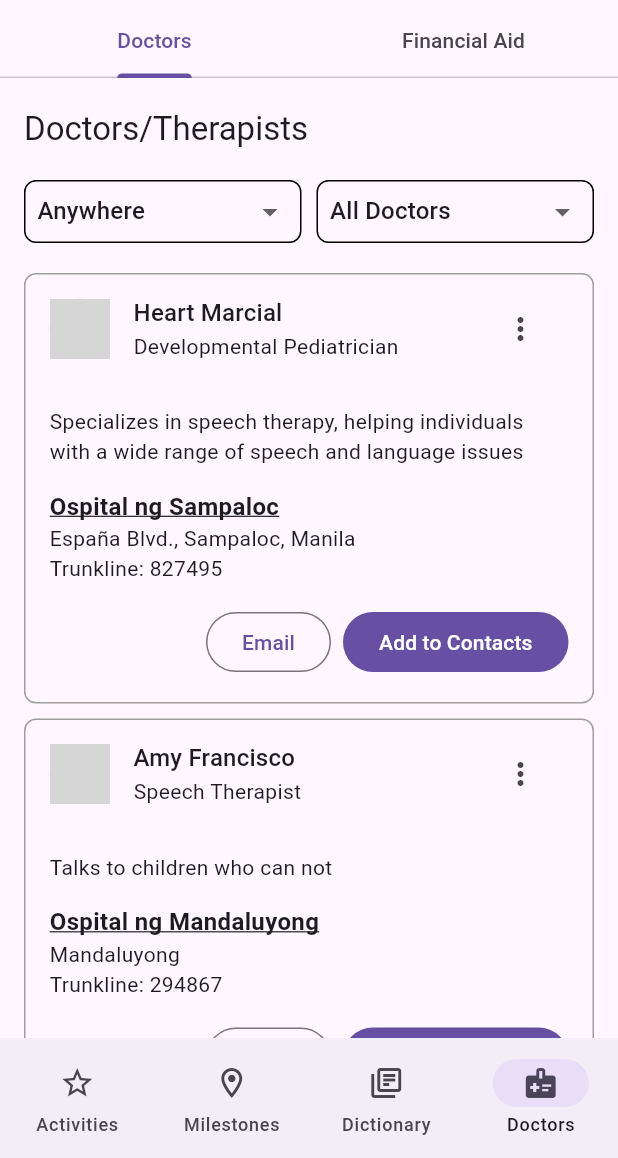
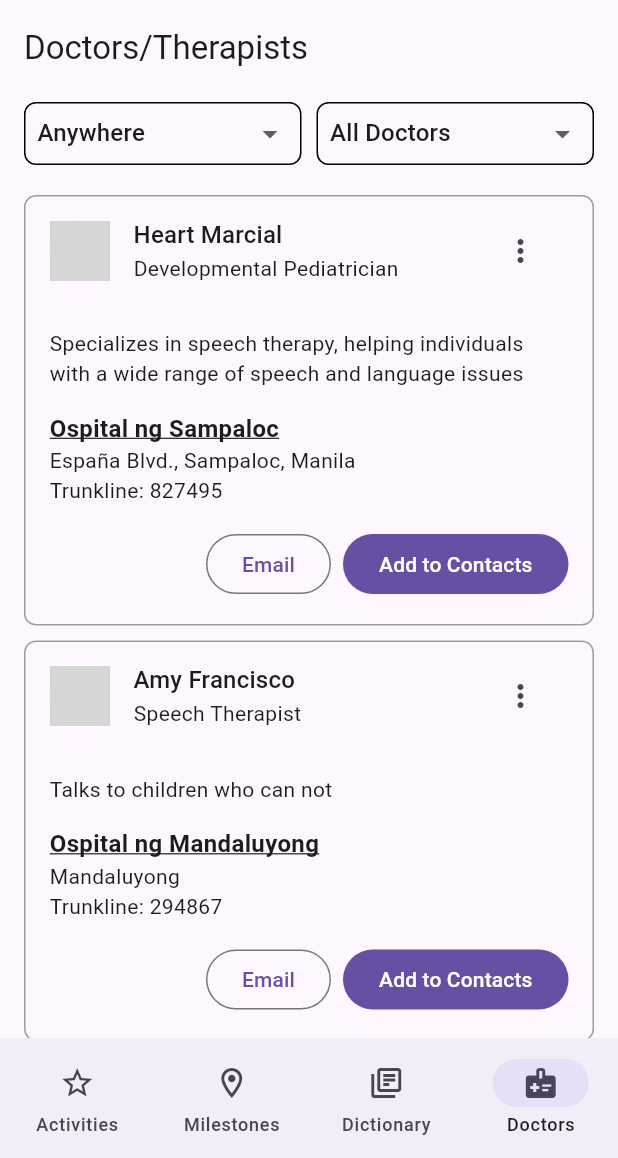
Before and after one commit to amyr11/asdigi, a Flutter app: the screen it shows once a user with an empty profile is signed in, item 4 of the bottom bar chosen, on a phone screen of 412 x 824 dp, the part 78-1236 px from its top. Run offline on Flutter 3.47's test engine with Material 2 defaults, Android fonts, the phone set to English and light mode, and no system bars; our stand-ins replace easy_stepper, firebase_auth, firebase_core, google_sign_in, image_picker; missing offline and left inert: markdown_viewer, side_sheet; accounts and stored records are empty; network calls fail; grey boxes are pictures that could not be loaded.

Commit message:
removed financial and fixed doctors layout

```diff
--- a/lib/screens/doctors.dart
+++ b/lib/screens/doctors.dart
@@ -53,41 +53,20 @@ class _DoctorsPageState extends State<DoctorsPage> {
 
   @override
   Widget build(BuildContext context) {
-    return Container(
-      alignment: Alignment.center,
-      child: DefaultTabController(
-        length: 2,
-        child: Scaffold(
-          appBar: AppBar(
-            toolbarHeight: 0,
-            bottom: const TabBar(
-              tabs: [
-                Tab(
-                  text: 'Doctors',
-                ),
-                Tab(
-                  text: 'Financial Aid',
-                )
-              ],
-            ),
-          ),
-          body: TabBarView(
-            children: [
-              Padding(
+    return NestedScrollView(
+      headerSliverBuilder: (BuildContext context, bool innerBoxIsScrolled) {
+        return <Widget>[
+          SliverAppBar(
+            floating: true,
+            pinned: true,
+            title: const Text('Doctors/Therapists'),
+            bottom: PreferredSize(
+              preferredSize: const Size.fromHeight(70),
+              child: Padding(
                 padding: const EdgeInsets.symmetric(horizontal: 16),
                 child: Column(
-                  crossAxisAlignment: CrossAxisAlignment.start,
+                  crossAxisAlignment: CrossAxisAlignment.stretch,
                   children: [
-                    const SizedBox(
-                      height: 20,
-                    ),
-                    Text(
-                      'Doctors/Therapists',
-                      style: Theme.of(context).textTheme.titleLarge,
-                    ),
-                    const SizedBox(
-                      height: 20,
-                    ),
                     Row(
                       children: [
                         Expanded(
@@ -128,7 +107,15 @@ class _DoctorsPageState extends State<DoctorsPage> {
                     const SizedBox(
                       height: 20,
                     ),
-                    Expanded(
+                  ],
+                ),
+              ),
+            ),
+          ),
+        ];
+      },
+      body: Padding(
+        padding: const EdgeInsets.symmetric(horizontal: 16),
         child: ListView.builder(
           itemCount: filteredDoctors.length,
           itemBuilder: (context, index) {
@@ -144,50 +131,83 @@ class _DoctorsPageState extends State<DoctorsPage> {
           },
           shrinkWrap: true,
         ),
-                    )
-                  ],
-                ),
-              ),
-              Padding(
-                padding: const EdgeInsets.symmetric(horizontal: 16),
-                child: Column(
-                  crossAxisAlignment: CrossAxisAlignment.start,
-                  children: [
-                    Padding(
-                      padding: const EdgeInsets.only(top: 20),
-                      child: Text(
-                        'Financial Assistance',
-                        style: Theme.of(context).textTheme.titleLarge,
-                      ),
-                    ),
-                    Padding(
-                      padding: const EdgeInsets.only(bottom: 20),
-                      child: Text(
-                        'Discover financial help and sponsorships',
-                        style: Theme.of(context).textTheme.titleSmall,
-                      ),
-                    ),
-                    Expanded(
-                      child: ListView.separated(
-                        itemCount: 3,
-                        separatorBuilder: (BuildContext context, int index) {
-                          return const SizedBox(
-                              height:
-                                  10); // set the height of the separator here
-                        },
-                        itemBuilder: (BuildContext context, int index) {
-                          return CustomFinancialItem();
-                        },
-                        shrinkWrap: true,
-                      ),
-                    )
-                  ],
-                ),
-              ),
-            ],
-          ),
-        ),
       ),
     );
   }
 }
+
+// Padding(
+//       padding: const EdgeInsets.symmetric(horizontal: 16),
+//       child: Column(
+//         crossAxisAlignment: CrossAxisAlignment.start,
+//         children: [
+//           const SizedBox(
+//             height: 20,
+//           ),
+//           Text(
+//             'Doctors/Therapists',
+//             style: Theme.of(context).textTheme.titleLarge,
+//           ),
+//           const SizedBox(
+//             height: 20,
+//           ),
+//           Row(
+//             children: [
+//               Expanded(
+//                 child: CustomDropDown(
+//                     value: textValuePlaces,
+//                     isExpanded: true,
+//                     list: DoctorsPageData.places,
+//                     onChanged: (String? value) {
+//                       setState(
+//                         () {
+//                           textValuePlaces = value!;
+//                           setFilteredDoctors(
+//                               textValuePlaces, textValueOccupation);
+//                         },
+//                       );
+//                     }),
+//               ),
+//               const SizedBox(
+//                 width: 10,
+//               ),
+//               Expanded(
+//                 child: CustomDropDown(
+//                     value: textValueOccupation,
+//                     isExpanded: true,
+//                     list: DoctorsPageData.occupations,
+//                     onChanged: (String? value) {
+//                       setState(
+//                         () {
+//                           textValueOccupation = value!;
+//                           setFilteredDoctors(
+//                               textValuePlaces, textValueOccupation);
+//                         },
+//                       );
+//                     }),
+//               ),
+//             ],
+//           ),
+//           const SizedBox(
+//             height: 20,
+//           ),
+    //       Expanded(
+    //         child: ListView.builder(
+    //           itemCount: filteredDoctors.length,
+    //           itemBuilder: (context, index) {
+    //             return CustomDoctorItem(
+    //               pfp: filteredDoctors[index].profilePic,
+    //               docName: filteredDoctors[index].name,
+    //               docOccupation: filteredDoctors[index].occupation,
+    //               description: filteredDoctors[index].jobDescription,
+    //               address: filteredDoctors[index].address,
+    //               trunkLine: filteredDoctors[index].trunkLine,
+    //               hospitalName: filteredDoctors[index].hospital,
+    //             );
+    //           },
+    //           shrinkWrap: true,
+    //         ),
+    //       )
+    //     ],
+    //   ),
+    // )
```
Lines whose indentation alone changed are shown as unchanged.
